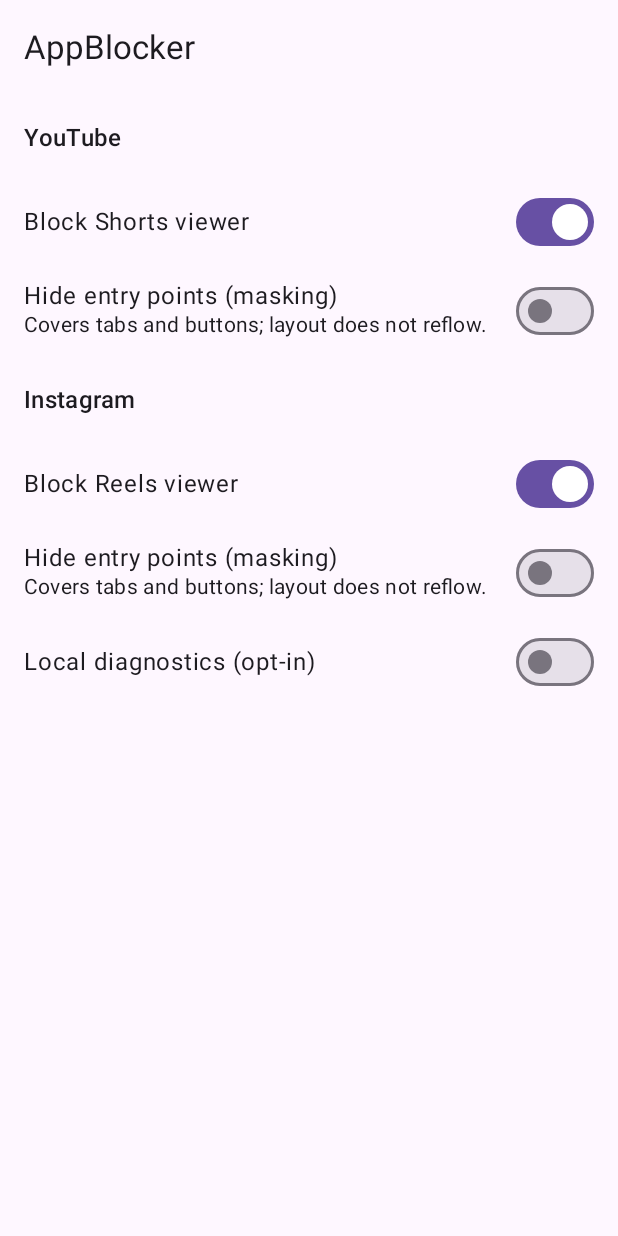
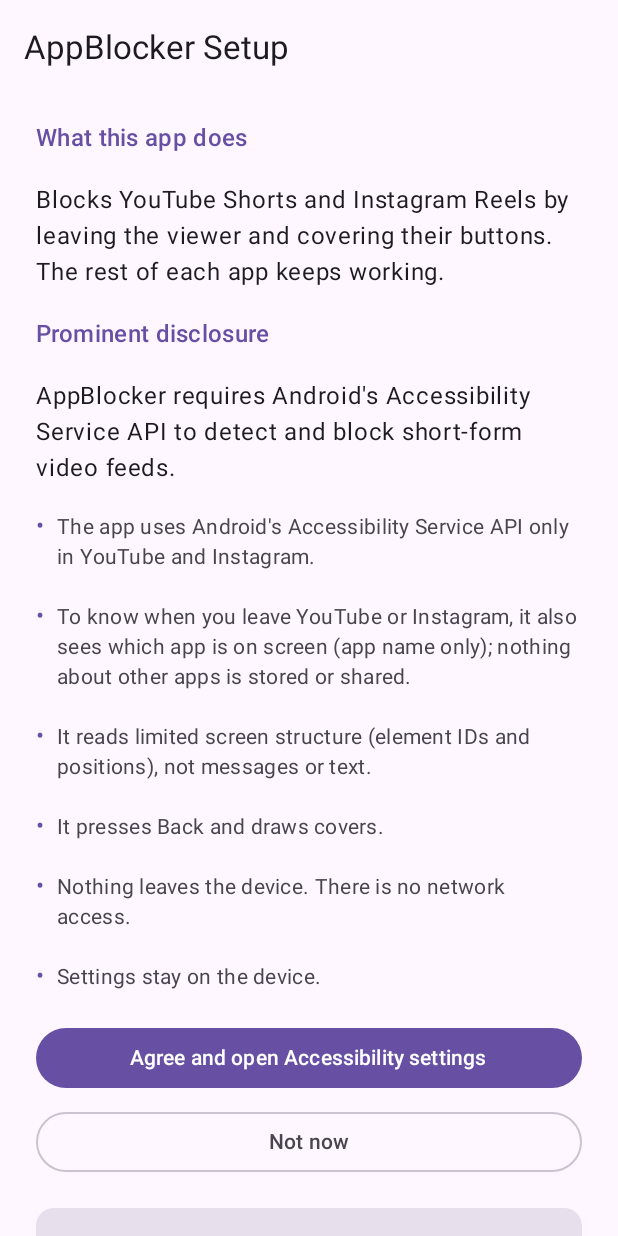
Before and after one commit to rubenyh/app-blocker, an Android app built with Jetpack Compose: the screen it shows after launch (MainActivity), on a phone screen of 412 x 824 dp. Run offline under Robolectric (Android 15) with nearby library versions, the phone set to English and light mode, and no system bars; our stand-ins replace Navigation 3.

Commit message:
feat(onboarding): add prominent disclosure, consent screen, and service detection

```diff
--- a/app/app/src/main/kotlin/com/example/appblocker/Navigation.kt
+++ b/app/app/src/main/kotlin/com/example/appblocker/Navigation.kt
@@ -1,22 +1,57 @@
 package com.example.appblocker
 
 import androidx.compose.runtime.Composable
+import androidx.compose.runtime.remember
+import androidx.compose.ui.platform.LocalContext
+import androidx.lifecycle.compose.LifecycleResumeEffect
 import androidx.navigation3.runtime.entryProvider
 import androidx.navigation3.runtime.rememberNavBackStack
 import androidx.navigation3.ui.NavDisplay
+import com.example.appblocker.ui.onboarding.OnboardingScreen
+import com.example.appblocker.ui.onboarding.isBlockerServiceEnabled
 import com.example.appblocker.ui.settings.SettingsScreen
 
 @Composable
 fun MainNavigation() {
-  val backStack = rememberNavBackStack(Settings)
+  val context = LocalContext.current
+  val initialEnabled = remember { isBlockerServiceEnabled(context) }
+  val backStack = rememberNavBackStack(if (initialEnabled) Settings else Onboarding)
+
+  LifecycleResumeEffect(Unit) {
+    val enabled = isBlockerServiceEnabled(context)
+    if (enabled) {
+      if (backStack.lastOrNull() != Settings) {
+        backStack.clear()
+        backStack.add(Settings)
+      }
+    } else {
+      if (backStack.lastOrNull() != Onboarding) {
+        backStack.clear()
+        backStack.add(Onboarding)
+      }
+    }
+    onPauseOrDispose {}
+  }
 
   NavDisplay(
     backStack = backStack,
     onBack = { backStack.removeLastOrNull() },
     entryProvider =
       entryProvider {
+        entry<Onboarding> {
+          OnboardingScreen(
+            onNavigateToSettings = {
+              backStack.clear()
+              backStack.add(Settings)
+            },
+          )
+        }
         entry<Settings> {
-          SettingsScreen()
+          SettingsScreen(
+            onOpenOnboarding = {
+              backStack.add(Onboarding)
+            },
+          )
         }
       },
   )
--- a/app/app/src/main/kotlin/com/example/appblocker/NavigationKeys.kt
+++ b/app/app/src/main/kotlin/com/example/appblocker/NavigationKeys.kt
@@ -4,3 +4,5 @@ import androidx.navigation3.runtime.NavKey
 import kotlinx.serialization.Serializable
 
 @Serializable data object Settings : NavKey
+
+@Serializable data object Onboarding : NavKey
--- /dev/null
+++ b/app/app/src/main/kotlin/com/example/appblocker/ui/onboarding/OnboardingScreen.kt
@@ -0,0 +1,222 @@
+package com.example.appblocker.ui.onboarding
+
+import android.content.Intent
+import android.net.Uri
+import android.os.Build
+import android.provider.Settings
+import androidx.compose.foundation.layout.Arrangement
+import androidx.compose.foundation.layout.Column
+import androidx.compose.foundation.layout.Row
+import androidx.compose.foundation.layout.fillMaxSize
+import androidx.compose.foundation.layout.fillMaxWidth
+import androidx.compose.foundation.layout.padding
+import androidx.compose.foundation.rememberScrollState
+import androidx.compose.foundation.verticalScroll
+import androidx.compose.material3.Button
+import androidx.compose.material3.Card
+import androidx.compose.material3.CardDefaults
+import androidx.compose.material3.ExperimentalMaterial3Api
+import androidx.compose.material3.FilledTonalButton
+import androidx.compose.material3.MaterialTheme
+import androidx.compose.material3.OutlinedButton
+import androidx.compose.material3.Scaffold
+import androidx.compose.material3.Text
+import androidx.compose.material3.TopAppBar
+import androidx.compose.runtime.Composable
+import androidx.compose.runtime.getValue
+import androidx.compose.runtime.mutableStateOf
+import androidx.compose.runtime.remember
+import androidx.compose.runtime.setValue
+import androidx.compose.ui.Alignment
+import androidx.compose.ui.Modifier
+import androidx.compose.ui.platform.LocalContext
+import androidx.compose.ui.res.stringResource
+import androidx.compose.ui.semantics.heading
+import androidx.compose.ui.semantics.semantics
+import androidx.compose.ui.unit.dp
+import androidx.lifecycle.compose.LifecycleResumeEffect
+import com.example.appblocker.R
+
+@Composable
+fun OnboardingScreen(
+  onNavigateToSettings: () -> Unit,
+  modifier: Modifier = Modifier,
+) {
+  val context = LocalContext.current
+  var isServiceEnabled by remember { mutableStateOf(isBlockerServiceEnabled(context)) }
+
+  LifecycleResumeEffect(Unit) {
+    isServiceEnabled = isBlockerServiceEnabled(context)
+    onPauseOrDispose {}
+  }
+
+  OnboardingContent(
+    isServiceEnabled = isServiceEnabled,
+    showRestrictedSettingsHelp = Build.VERSION.SDK_INT >= Build.VERSION_CODES.TIRAMISU,
+    onAgreeAndOpenSettings = {
+      val intent = Intent(Settings.ACTION_ACCESSIBILITY_SETTINGS)
+      context.startActivity(intent)
+    },
+    onNotNow = onNavigateToSettings,
+    onOpenAppInfo = {
+      val intent = Intent(
+        Settings.ACTION_APPLICATION_DETAILS_SETTINGS,
+        Uri.fromParts("package", context.packageName, null),
+      )
+      context.startActivity(intent)
+    },
+    modifier = modifier,
+  )
+}
+
+@OptIn(ExperimentalMaterial3Api::class)
+@Composable
+fun OnboardingContent(
+  isServiceEnabled: Boolean,
+  showRestrictedSettingsHelp: Boolean,
+  onAgreeAndOpenSettings: () -> Unit,
+  onNotNow: () -> Unit,
+  onOpenAppInfo: () -> Unit,
+  modifier: Modifier = Modifier,
+) {
+  Scaffold(
+    modifier = modifier,
+    topBar = {
+      TopAppBar(
+        title = {
+          Text(
+            text = stringResource(R.string.onboarding_title),
+            modifier = Modifier.semantics { heading() },
+          )
+        },
+      )
+    },
+  ) { innerPadding ->
+    Column(
+      modifier = Modifier
+        .fillMaxSize()
+        .padding(innerPadding)
+        .verticalScroll(rememberScrollState())
+        .padding(horizontal = 24.dp, vertical = 16.dp),
+      verticalArrangement = Arrangement.spacedBy(20.dp),
+    ) {
+      // 1. What this app does
+      SectionHeading(stringResource(R.string.onboarding_what_it_does_title))
+      Text(
+        text = stringResource(R.string.onboarding_what_it_does_body),
+        style = MaterialTheme.typography.bodyLarge,
+        color = MaterialTheme.colorScheme.onSurface,
+      )
+
+      // 2. Prominent disclosure
+      SectionHeading(stringResource(R.string.onboarding_disclosure_title))
+      Text(
+        text = stringResource(R.string.onboarding_disclosure_intro),
+        style = MaterialTheme.typography.bodyLarge,
+        color = MaterialTheme.colorScheme.onSurface,
+      )
+      DisclosurePoint(stringResource(R.string.onboarding_disclosure_point_target_apps))
+      DisclosurePoint(stringResource(R.string.onboarding_disclosure_point_leave_detection))
+      DisclosurePoint(stringResource(R.string.onboarding_disclosure_point_structure))
+      DisclosurePoint(stringResource(R.string.onboarding_disclosure_point_actions))
+      DisclosurePoint(stringResource(R.string.onboarding_disclosure_point_privacy))
+      DisclosurePoint(stringResource(R.string.onboarding_disclosure_point_settings))
+
+      // 3. Affirmative consent
+      Column(
+        modifier = Modifier.fillMaxWidth(),
+        verticalArrangement = Arrangement.spacedBy(8.dp),
+      ) {
+        Button(
+          onClick = onAgreeAndOpenSettings,
+          modifier = Modifier.fillMaxWidth(),
+        ) {
+          Text(
+            text = stringResource(R.string.onboarding_consent_agree_button),
+            style = MaterialTheme.typography.labelLarge,
+          )
+        }
+        OutlinedButton(
+          onClick = onNotNow,
+          modifier = Modifier.fillMaxWidth(),
+        ) {
+          Text(
+            text = stringResource(R.string.onboarding_consent_not_now_button),
+            style = MaterialTheme.typography.labelLarge,
+          )
+        }
+      }
+
+      // 4. Restricted settings help (Android 13+)
+      if (showRestrictedSettingsHelp) {
+        Card(
+          colors = CardDefaults.cardColors(
+            containerColor = MaterialTheme.colorScheme.surfaceVariant,
+          ),
+          modifier = Modifier.fillMaxWidth(),
+        ) {
+          Column(
+            modifier = Modifier.padding(16.dp),
+            verticalArrangement = Arrangement.spacedBy(8.dp),
+          ) {
+            Text(
+              text = stringResource(R.string.onboarding_restricted_settings_title),
+              style = MaterialTheme.typography.titleMedium,
+              color = MaterialTheme.colorScheme.onSurfaceVariant,
+              modifier = Modifier.semantics { heading() },
+            )
+            Text(
+              text = stringResource(R.string.onboarding_restricted_settings_text),
+              style = MaterialTheme.typography.bodyMedium,
+              color = MaterialTheme.colorScheme.onSurfaceVariant,
+            )
+            FilledTonalButton(
+              onClick = onOpenAppInfo,
+              modifier = Modifier.align(Alignment.End),
+            ) {
+              Text(stringResource(R.string.onboarding_restricted_settings_button))
+            }
+          }
+        }
+      }
+
+      // 5. Status
+      val statusText = stringResource(if (isServiceEnabled) R.string.status_on else R.string.status_off)
+      Text(
+        text = stringResource(R.string.onboarding_status_label, statusText),
+        style = MaterialTheme.typography.titleSmall,
+        color = if (isServiceEnabled) MaterialTheme.colorScheme.primary else MaterialTheme.colorScheme.error,
+        modifier = Modifier.padding(vertical = 4.dp),
+      )
+    }
+  }
+}
+
+@Composable
+private fun SectionHeading(text: String) {
+  Text(
+    text = text,
+    style = MaterialTheme.typography.titleMedium,
+    color = MaterialTheme.colorScheme.primary,
+    modifier = Modifier.semantics { heading() },
+  )
+}
+
+@Composable
+private fun DisclosurePoint(text: String) {
+  Row(
+    modifier = Modifier.fillMaxWidth(),
+    horizontalArrangement = Arrangement.spacedBy(8.dp),
+  ) {
+    Text(
+      text = "•",
+      style = MaterialTheme.typography.bodyLarge,
+      color = MaterialTheme.colorScheme.primary,
+    )
+    Text(
+      text = text,
+      style = MaterialTheme.typography.bodyMedium,
+      color = MaterialTheme.colorScheme.onSurfaceVariant,
+    )
+  }
+}
--- /dev/null
+++ b/app/app/src/main/kotlin/com/example/appblocker/ui/onboarding/ServiceStatus.kt
@@ -0,0 +1,69 @@
+package com.example.appblocker.ui.onboarding
+
+import android.content.ComponentName
+import android.content.Context
+import android.provider.Settings
+
+// The coordinator will switch this to a class reference after merging.
+const val BLOCKER_SERVICE_CLASS_NAME = "com.example.appblocker.service.BlockerAccessibilityService"
+
+/**
+ * Parses a single component entry into (packageName, className) without requiring Android framework classes,
+ * matching ComponentName.unflattenFromString semantics for pure JVM testability.
+ */
+fun parseComponent(entry: String): Pair<String, String>? {
+  val sep = entry.indexOf('/')
+  if (sep <= 0 || sep >= entry.length - 1) {
+    return null
+  }
+  val pkg = entry.substring(0, sep)
+  var cls = entry.substring(sep + 1)
+  if (cls.startsWith('.')) {
+    cls = pkg + cls
+  }
+  return Pair(pkg, cls)
+}
+
+/**
+ * Pure function to check if the target service is enabled in the ENABLED_ACCESSIBILITY_SERVICES string.
+ *
+ * @param enabledServices The raw string from Settings.Secure.ENABLED_ACCESSIBILITY_SERVICES.
+ * @param targetPackage The package name of the app.
+ * @param targetClass The class name of the AccessibilityService.
+ * @param entryParser Optional parser matching ComponentName.unflattenFromString semantics.
+ */
+fun isAccessibilityServiceEnabled(
+  enabledServices: String?,
+  targetPackage: String,
+  targetClass: String,
+  entryParser: (String) -> Pair<String, String>? = ::parseComponent,
+): Boolean {
+  if (enabledServices.isNullOrBlank()) {
+    return false
+  }
+  return enabledServices
+    .split(':')
+    .filter { it.isNotBlank() }
+    .any { entry ->
+      val component = entryParser(entry.trim()) ?: return@any false
+      component.first == targetPackage && component.second == targetClass
+    }
+}
+
+/**
+ * Reads the system Settings.Secure to check whether the blocker AccessibilityService is enabled.
+ */
+fun isBlockerServiceEnabled(context: Context): Boolean {
+  val enabledServices = Settings.Secure.getString(
+    context.contentResolver,
+    Settings.Secure.ENABLED_ACCESSIBILITY_SERVICES,
+  )
+  return isAccessibilityServiceEnabled(
+    enabledServices = enabledServices,
+    targetPackage = context.packageName,
+    targetClass = BLOCKER_SERVICE_CLASS_NAME,
+    entryParser = { entry ->
+      ComponentName.unflattenFromString(entry)?.let { Pair(it.packageName, it.className) }
+    },
+  )
+}
--- /dev/null
+++ b/app/app/src/main/res/values/strings_onboarding.xml
@@ -0,0 +1,24 @@
+<?xml version="1.0" encoding="utf-8"?>
+<resources>
+    <string name="onboarding_title">AppBlocker Setup</string>
+    <string name="onboarding_what_it_does_title">What this app does</string>
+    <string name="onboarding_what_it_does_body">Blocks YouTube Shorts and Instagram Reels by leaving the viewer and covering their buttons. The rest of each app keeps working.</string>
+    <string name="onboarding_disclosure_title">Prominent disclosure</string>
+    <string name="onboarding_disclosure_intro">AppBlocker requires Android\'s Accessibility Service API to detect and block short-form video feeds.</string>
+    <string name="onboarding_disclosure_point_target_apps">The app uses Android\'s Accessibility Service API only in YouTube and Instagram.</string>
+    <string name="onboarding_disclosure_point_leave_detection">To know when you leave YouTube or Instagram, it also sees which app is on screen (app name only); nothing about other apps is stored or shared.</string>
+    <string name="onboarding_disclosure_point_structure">It reads limited screen structure (element IDs and positions), not messages or text.</string>
+    <string name="onboarding_disclosure_point_actions">It presses Back and draws covers.</string>
+    <string name="onboarding_disclosure_point_privacy">Nothing leaves the device. There is no network access.</string>
+    <string name="onboarding_disclosure_point_settings">Settings stay on the device.</string>
+    <string name="onboarding_consent_agree_button">Agree and open Accessibility settings</string>
+    <string name="onboarding_consent_not_now_button">Not now</string>
+    <string name="onboarding_restricted_settings_title">Android 13+ restricted settings</string>
+    <string name="onboarding_restricted_settings_text">If the switch is greyed out: open App info → ⋮ → Allow restricted settings, then return.</string>
+    <string name="onboarding_restricted_settings_button">Open App info</string>
+    <string name="onboarding_status_label">Protection service: %1$s</string>
+    <string name="status_on">On</string>
+    <string name="status_off">Off</string>
+    <string name="protection_service_status">Protection service: %1$s</string>
+    <string name="protection_service_tap_to_enable">Tap to open setup and enable protection service</string>
+</resources>
```
Also changed, not shown: app/app/src/main/kotlin/com/example/appblocker/ui/settings/SettingsScreen.kt (+68 -3 lines).
